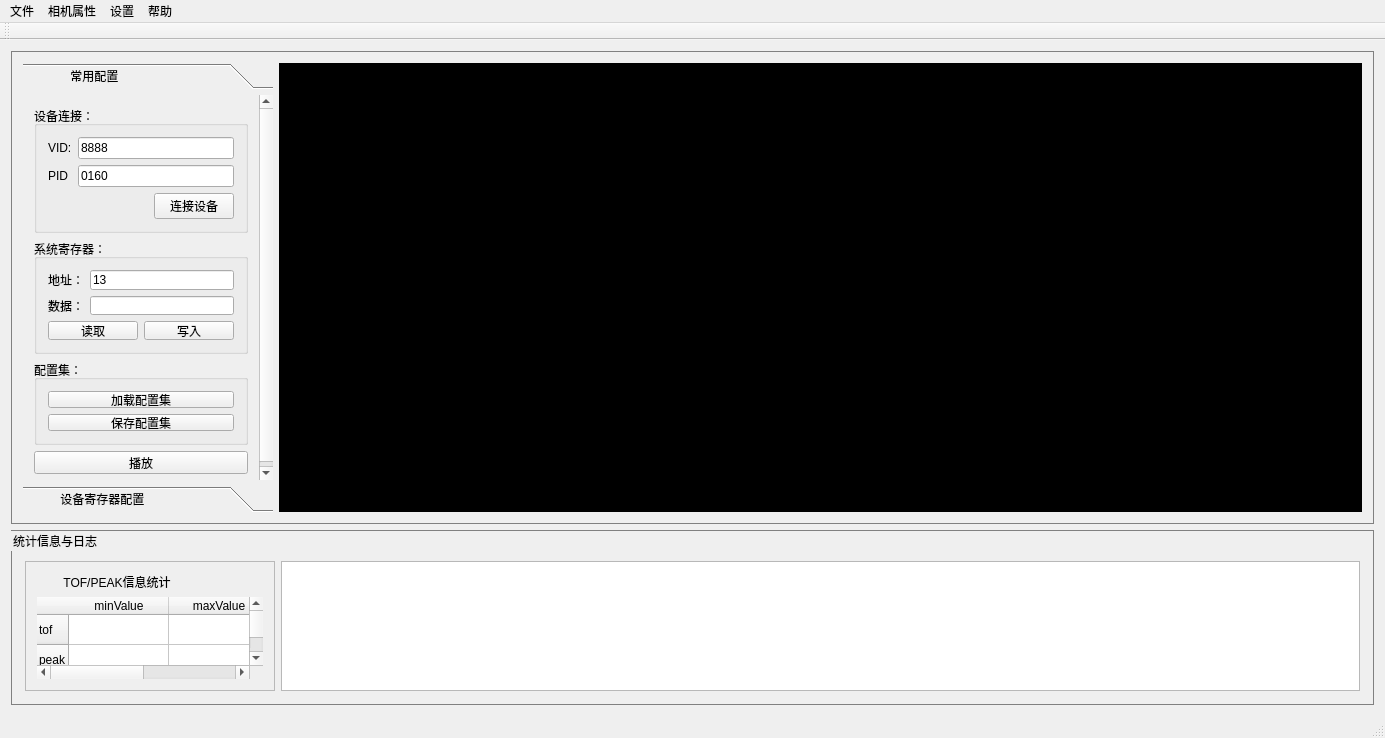
Old version of the form mainwindow.ui in the repository heathen557/linearArrayUSB.
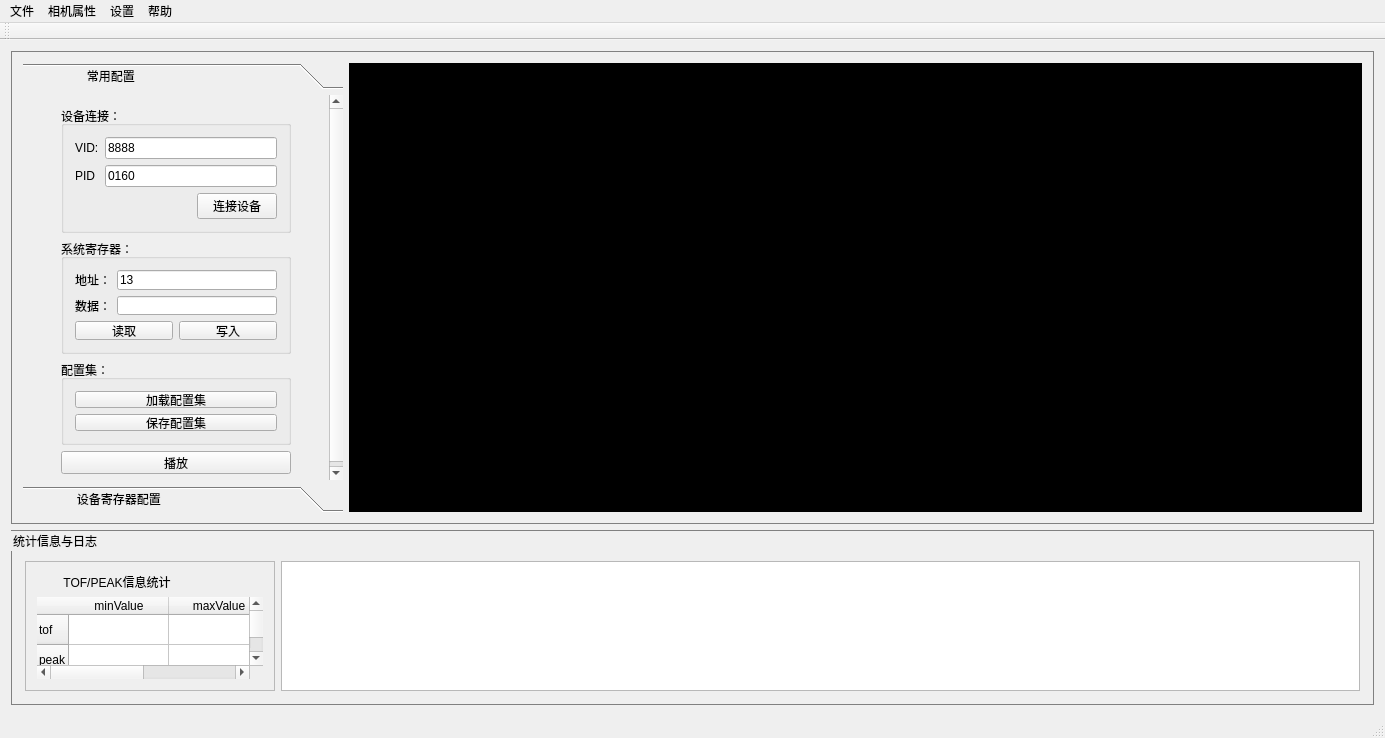
New version of the form. The open tabs and pages were chosen to show the change. Icons and pictures are not drawn. Custom widgets are drawn as their Qt base class.

Commit message: 1、TDC单个寄存器功能设置已经完成

Diff of the .ui file:
```diff
--- a/mainwindow.ui
+++ b/mainwindow.ui
@@ -44,7 +44,7 @@
         <widget class="QToolBox" name="toolBox">
          <property name="maximumSize">
           <size>
-           <width>250</width>
+           <width>320</width>
            <height>16777215</height>
           </size>
          </property>
@@ -59,19 +59,19 @@
            <rect>
             <x>0</x>
             <y>0</y>
-            <width>250</width>
+            <width>320</width>
             <height>408</height>
            </rect>
           </property>
           <attribute name="label">
-           <string>             常用配置</string>
+           <string>                  常用配置</string>
           </attribute>
           <layout class="QGridLayout" name="gridLayout_3">
            <item row="0" column="0">
             <widget class="QGroupBox" name="groupBox_4">
              <property name="maximumSize">
               <size>
-               <width>16777215</width>
+               <width>230</width>
                <height>130</height>
               </size>
              </property>
@@ -152,7 +152,7 @@
             <widget class="QGroupBox" name="groupBox_6">
              <property name="maximumSize">
               <size>
-               <width>16777215</width>
+               <width>230</width>
                <height>115</height>
               </size>
              </property>
@@ -291,7 +291,7 @@
            </rect>
           </property>
           <attribute name="label">
-           <string>          设备寄存器配置</string>
+           <string>               设备寄存器配置</string>
           </attribute>
           <layout class="QGridLayout" name="gridLayout_4">
            <item row="0" column="0">
```
Left out of the diff: 2 changed lines with no effect on the pictures. The commit also changes 5 other files.
